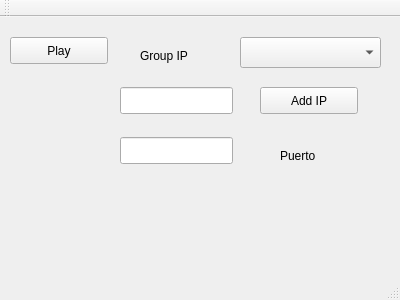
Old version of the form aplicacionQT/ClientPlayer/mainwindow.ui in the repository sergioalberto/proyecto1-SE.
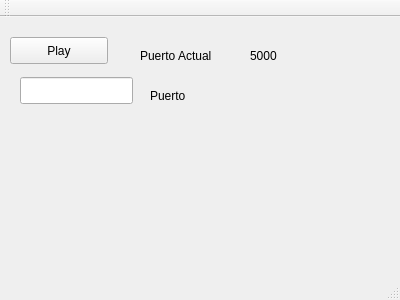
New version of the form.

Patch:
```diff
--- a/aplicacionQT/ClientPlayer/mainwindow.ui
+++ b/aplicacionQT/ClientPlayer/mainwindow.ui
@@ -27,57 +27,11 @@
      <string>Play</string>
     </property>
    </widget>
-   <widget class="QPushButton" name="addButton">
+   <widget class="QLineEdit" name="puertoEntry">
     <property name="geometry">
      <rect>
-      <x>260</x>
-      <y>70</y>
-      <width>98</width>
-      <height>27</height>
-     </rect>
-    </property>
-    <property name="text">
-     <string>Add IP</string>
-    </property>
-   </widget>
-   <widget class="QComboBox" name="comboBox">
-    <property name="geometry">
-     <rect>
-      <x>240</x>
-      <y>20</y>
-      <width>141</width>
-      <height>31</height>
-     </rect>
-    </property>
-   </widget>
-   <widget class="QLineEdit" name="ipInput">
-    <property name="geometry">
-     <rect>
-      <x>120</x>
-      <y>70</y>
-      <width>113</width>
-      <height>27</height>
-     </rect>
-    </property>
-   </widget>
-   <widget class="QLabel" name="label">
-    <property name="geometry">
-     <rect>
-      <x>140</x>
-      <y>30</y>
-      <width>66</width>
-      <height>17</height>
-     </rect>
-    </property>
-    <property name="text">
-     <string>Group IP</string>
-    </property>
-   </widget>
-   <widget class="QLineEdit" name="lineEdit">
-    <property name="geometry">
-     <rect>
-      <x>120</x>
-      <y>120</y>
+      <x>20</x>
+      <y>60</y>
       <width>113</width>
       <height>27</height>
      </rect>
@@ -86,8 +40,8 @@
    <widget class="QLabel" name="label_2">
     <property name="geometry">
      <rect>
-      <x>280</x>
-      <y>130</y>
+      <x>150</x>
+      <y>70</y>
       <width>66</width>
       <height>17</height>
      </rect>
@@ -96,6 +50,32 @@
      <string>Puerto</string>
     </property>
    </widget>
+   <widget class="QLabel" name="label">
+    <property name="geometry">
+     <rect>
+      <x>140</x>
+      <y>30</y>
+      <width>101</width>
+      <height>17</height>
+     </rect>
+    </property>
+    <property name="text">
+     <string>Puerto Actual</string>
+    </property>
+   </widget>
+   <widget class="QLabel" name="puertoLabel">
+    <property name="geometry">
+     <rect>
+      <x>250</x>
+      <y>30</y>
+      <width>66</width>
+      <height>17</height>
+     </rect>
+    </property>
+    <property name="text">
+     <string>5000</string>
+    </property>
+   </widget>
   </widget>
   <widget class="QMenuBar" name="menuBar">
    <property name="geometry">
```
Left out of the diff: 17 changed lines with no effect on the pictures.
